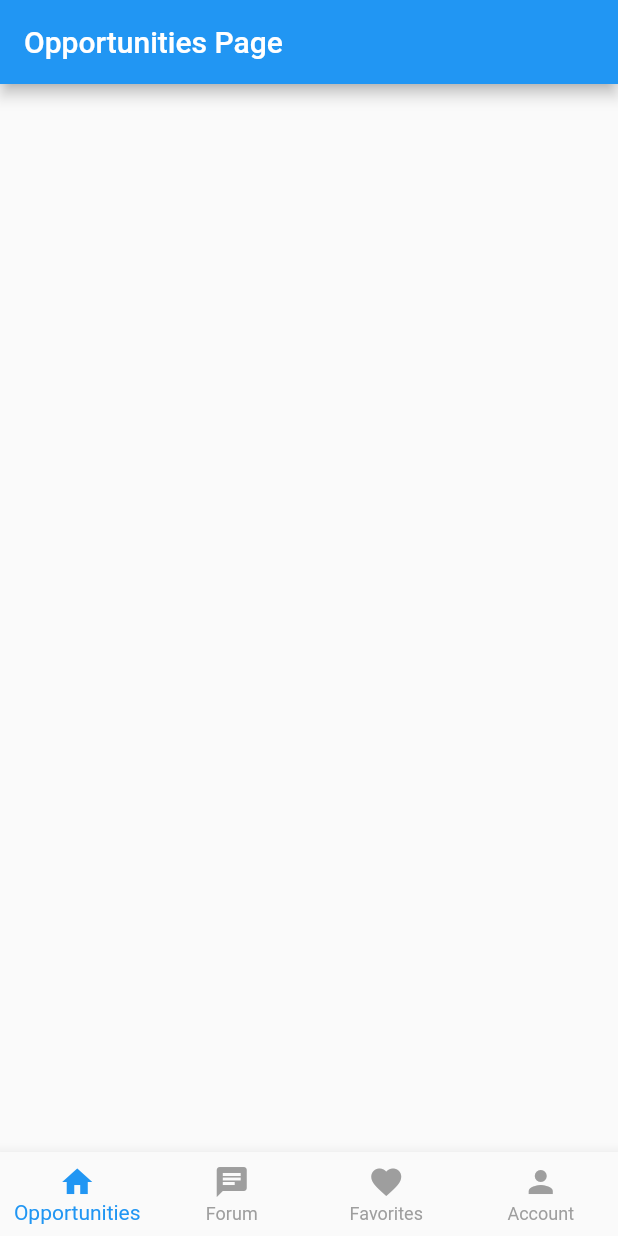
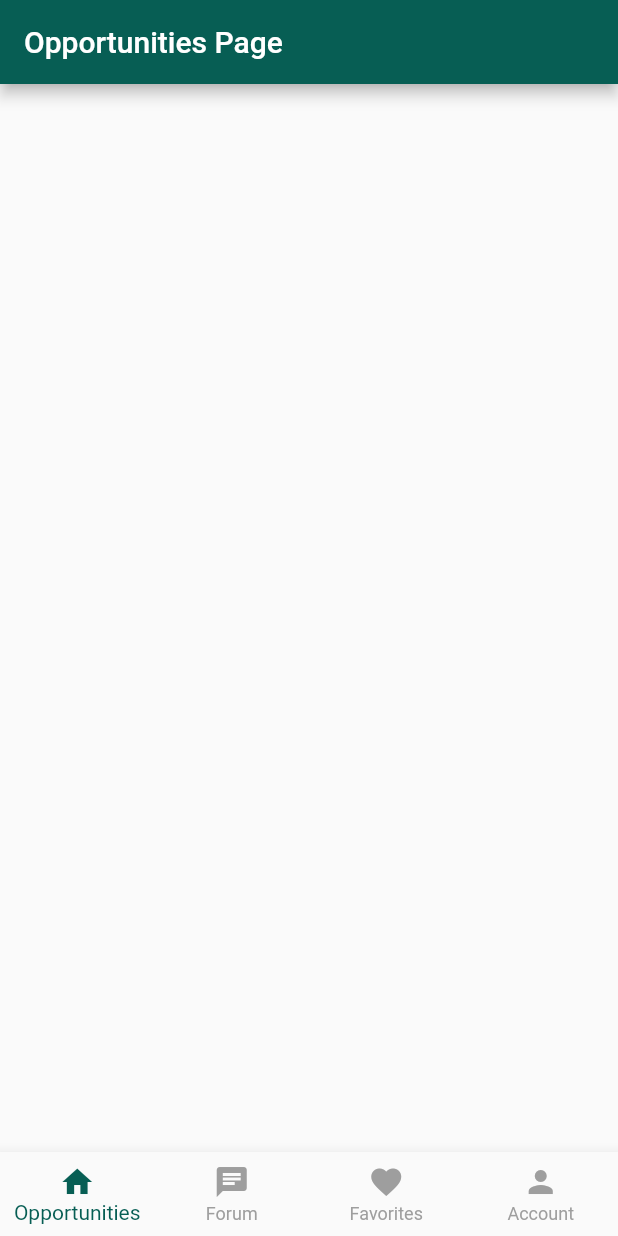
Before and after one commit to sadeghbiglar/forsat-frontend, a Flutter app: the screen it shows after launch, on a phone screen of 412 x 824 dp. Run offline on Flutter 3.47's test engine with Material 2 defaults, Android fonts, the phone set to English and light mode, and no system bars.

Commit message:
part 16 brandinColor complete

```diff
--- a/lib/main.dart
+++ b/lib/main.dart
@@ -1,6 +1,7 @@
 import 'package:flutter/material.dart';
 import 'package:forsat/router/router.dart';
 import 'package:forsat/router/route_constants.dart';
+import 'package:forsat/values/branding_color.dart';
 void main() {
   runApp(const Forsat());
 }
@@ -13,8 +14,9 @@ class Forsat extends StatelessWidget {
   Widget build(BuildContext context) {
     return MaterialApp(
       title: 'Forsat',
+       debugShowCheckedModeBanner: false,
       theme: ThemeData(
-        primarySwatch: Colors.blue,
+        primarySwatch: brandingColor,
       ),
         onGenerateRoute: Routers.onGenerateRoute,
       initialRoute: homeRoute,
--- /dev/null
+++ b/lib/values/branding_color.dart
@@ -0,0 +1,18 @@
+import 'package:flutter/material.dart';
+
+const MaterialColor brandingColor = MaterialColor(
+  brandingPrimaryColor,
+  <int, Color>{
+    50: Color.fromRGBO(7, 94, 84, 0.1),
+    100: Color.fromRGBO(7, 94, 84, 0.2),
+    200: Color.fromRGBO(7, 94, 84, 0.3),
+    300: Color.fromRGBO(7, 94, 84, 0.4),
+    400: Color.fromRGBO(7, 94, 84, 0.5),
+    500: Color(brandingPrimaryColor),
+    600: Color.fromRGBO(7, 94, 84, 0.7),
+    700: Color.fromRGBO(7, 94, 84, 0.8),
+    800: Color.fromRGBO(7, 94, 84, 0.9),
+    900: Color.fromRGBO(7, 94, 84, 1),
+  },
+);
+const int brandingPrimaryColor = 0xFF075E54;
```
